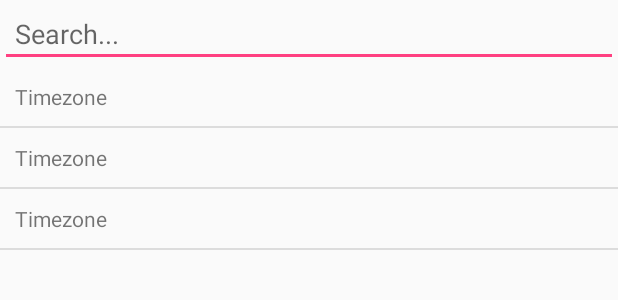
After one commit to Neamar/TimezoneQuickSettings, an Android app: the layout timezone_picker_dialog.xml on its own in the app's theme, with its tools: preview values and no code run, on a phone screen of 412 x 824 dp. The commit adds this screen. Shown: the top 300 px of the screen. Run offline under Robolectric (Android 15) with nearby library versions, the phone set to English and light mode, and no system bars.

Commit message:
Added layout files for custom implementation of dialog

```diff
--- /dev/null
+++ b/app/src/main/res/layout/item_timezone.xml
@@ -0,0 +1,15 @@
+<?xml version="1.0" encoding="utf-8"?>
+<LinearLayout xmlns:android="http://schemas.android.com/apk/res/android"
+    xmlns:tools="http://schemas.android.com/tools"
+    android:layout_width="match_parent"
+    android:layout_height="match_parent"
+    android:orientation="vertical" >
+
+    <TextView
+        android:id="@+id/tvItemTitle"
+        android:layout_width="wrap_content"
+        android:layout_height="wrap_content"
+        android:padding="10dp"
+        tools:text="Timezone" />
+
+</LinearLayout>
--- /dev/null
+++ b/app/src/main/res/layout/timezone_picker_dialog.xml
@@ -0,0 +1,24 @@
+<?xml version="1.0" encoding="utf-8"?>
+<LinearLayout xmlns:android="http://schemas.android.com/apk/res/android"
+    xmlns:tools="http://schemas.android.com/tools"
+    android:layout_width="match_parent"
+    android:layout_height="match_parent"
+    android:orientation="vertical" >
+
+    <EditText
+        android:id="@+id/edtSearch"
+        android:layout_width="match_parent"
+        android:layout_height="wrap_content"
+        android:gravity="center_vertical"
+        android:hint="@string/search"
+        android:padding="10dp" />
+
+    <ListView
+        android:id="@+id/timezoneList"
+        android:layout_width="match_parent"
+        tools:listitem="@layout/item_timezone"
+        tools:listheader="@layout/item_timezone_section"
+        android:layout_height="match_parent" >
+    </ListView>
+
+</LinearLayout>
--- a/app/src/main/res/values/strings.xml
+++ b/app/src/main/res/values/strings.xml
@@ -15,5 +15,6 @@
     <string name="tutorial8">\t• You\'re done :)</string>
 
     <string name="how_to_use">How to use?</string>
+    <string name="search">Search...</string>
 
 </resources>
```
Also changed, not shown: app/src/main/res/layout/item_timezone_section.xml (added, +18 -0 lines).
